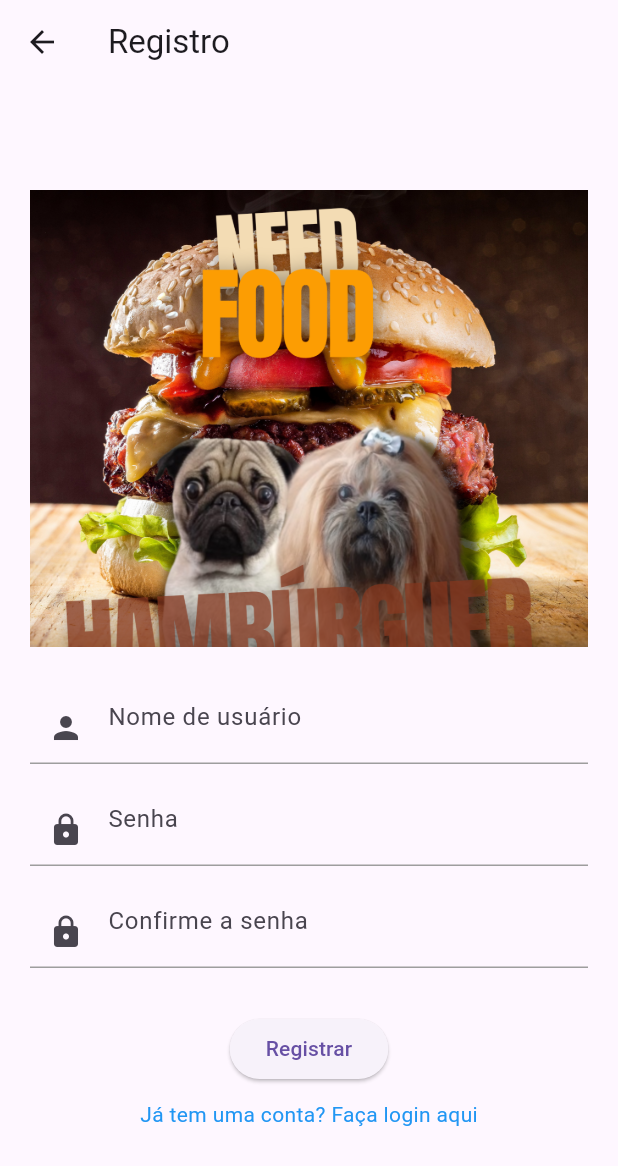
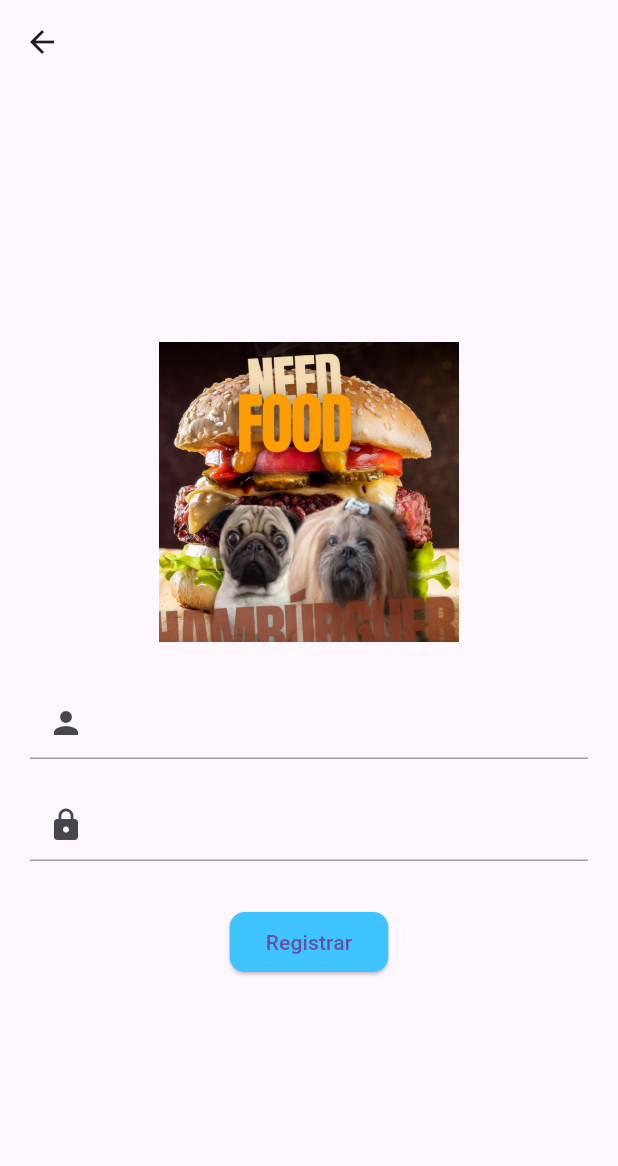
Before and after one commit to AndersonDutra7/DesenvolvimentoMobile, a Flutter app: the screen it shows after launch, after a tap on "Não tem uma conta? Cadastre-se aqui", on a phone screen of 412 x 824 dp. Shown: the top 1166 px of the screen. Run offline on Flutter 3.47's test engine with Material 3 defaults, Android fonts, the phone set to English and light mode, and no system bars.

Commit message:
Finalizado LoginPage

```diff
--- /dev/null
+++ b/need_food/lib/components/custom_button_ambar.dart
@@ -0,0 +1,34 @@
+import 'package:flutter/material.dart';
+
+class CustomButtonAmbar extends StatelessWidget {
+  final VoidCallback onPressed;
+  final String text;
+  final double height;
+  // final double width;
+
+  const CustomButtonAmbar({
+    required this.onPressed,
+    required this.text,
+    required this.height,
+    // required this.width,
+    super.key,
+  });
+
+  @override
+  Widget build(BuildContext context) {
+    return SizedBox(
+      height: height,
+      width: 200,
+      child: ElevatedButton(
+        onPressed: onPressed,
+        style: ElevatedButton.styleFrom(
+          backgroundColor: Colors.amberAccent[700],
+          shape: RoundedRectangleBorder(
+            borderRadius: BorderRadius.circular(10),
+          ),
+        ),
+        child: Text(text),
+      ),
+    );
+  }
+}
--- a/need_food/lib/views/login_page.dart
+++ b/need_food/lib/views/login_page.dart
@@ -1,60 +1,100 @@
 import 'package:flutter/material.dart';
+import 'package:need_food/components/custom_button_ambar.dart';
 import 'package:need_food/components/custom_text_field.dart';
-import 'package:need_food/views/register_page.dart'; // Corrigindo a importação aqui
+import 'package:need_food/views/register_page.dart';
 
 class LoginPage extends StatelessWidget {
-  const LoginPage({super.key}); // Corrigindo a definição do construtor
+  const LoginPage({super.key});
 
   @override
   Widget build(BuildContext context) {
+    double inputHeight = 40.0;
+    double buttonWidth = MediaQuery.of(context).size.width * 0.8;
+
     return Scaffold(
-      appBar: AppBar(
-        title: const Text('Login'),
+      resizeToAvoidBottomInset: false,
+      backgroundColor: Colors.transparent,
+      body: Stack(
+        fit: StackFit.expand,
+        children: [
+          Image.asset(
+            'lib/assets/logo.png',
+            fit: BoxFit.cover,
           ),
-      body: Center(
-        child: Padding(
+          Column(
+            mainAxisAlignment: MainAxisAlignment.center,
+            children: [
+              Padding(
                 padding: const EdgeInsets.all(20.0),
                 child: Column(
                   mainAxisAlignment: MainAxisAlignment.center,
                   children: [
-              Image.asset(
-                  'lib/assets/logo.png'), // Substitua 'assets/logo.png' pelo caminho da sua logo
-              const SizedBox(height: 20),
-              const CustomTextField(
+                    Container(
+                      decoration: BoxDecoration(
+                        color: Colors.white.withOpacity(0.7),
+                        borderRadius: BorderRadius.circular(10),
+                      ),
+                      child: SizedBox(
+                        width: buttonWidth,
+                        child: const CustomTextField(
                           hintText: 'Nome de usuário',
                           icon: Icons.person,
                         ),
-              const CustomTextField(
+                      ),
+                    ),
+                    const SizedBox(height: 10),
+                    Container(
+                      decoration: BoxDecoration(
+                        color: Colors.white.withOpacity(0.7),
+                        borderRadius: BorderRadius.circular(10),
+                      ),
+                      child: SizedBox(
+                        width: buttonWidth,
+                        child: const CustomTextField(
                           hintText: 'Senha',
                           icon: Icons.lock,
                           isPassword: true,
                         ),
-              const SizedBox(height: 20),
-              ElevatedButton(
+                      ),
+                    ),
+                    const SizedBox(
+                      height: 20,
+                    ),
+                    CustomButtonAmbar(
                       onPressed: () {
                         // Implemente a lógica de login aqui
                       },
-                child: const Text('Login'),
+                      text: 'Login',
+                      height: inputHeight * 1.2,
                     ),
                     const SizedBox(height: 10),
                     GestureDetector(
                       onTap: () {
-                  // Navegue para a página de cadastro quando clicar no link
                         Navigator.push(
                           context,
                           MaterialPageRoute(
-                        builder: (context) =>
-                            const RegistroPage()), // Corrigindo o nome da página aqui
+                            builder: (context) => const RegistroPage(),
+                          ),
                         );
                       },
+                      child: Container(
+                        decoration: BoxDecoration(
+                          color: Colors.black.withOpacity(0.5),
+                          borderRadius: BorderRadius.circular(10),
+                        ),
+                        padding: const EdgeInsets.all(8),
                         child: const Text(
                           'Não tem uma conta? Cadastre-se aqui',
-                  style: TextStyle(color: Colors.blue),
+                          style: TextStyle(color: Colors.white),
+                        ),
                       ),
                     ),
                   ],
                 ),
               ),
+            ],
+          ),
+        ],
       ),
     );
   }
--- a/need_food/lib/views/register_page.dart
+++ b/need_food/lib/views/register_page.dart
@@ -1,7 +1,5 @@
 import 'package:flutter/material.dart';
 import 'package:need_food/components/custom_text_field.dart';
-import 'package:need_food/views/login_page.dart';
-import 'login_page.dart'; // Importe a página de login aqui
 
 class RegistroPage extends StatelessWidget {
   const RegistroPage({super.key});
@@ -10,7 +8,7 @@ class RegistroPage extends StatelessWidget {
   Widget build(BuildContext context) {
     return Scaffold(
       appBar: AppBar(
-        title: const Text('Registro'),
+        title: const Text(''),
       ),
       body: Center(
         child: Padding(
@@ -18,19 +16,24 @@ class RegistroPage extends StatelessWidget {
           child: Column(
             mainAxisAlignment: MainAxisAlignment.center,
             children: [
-              Image.asset('lib/assets/logo.png'),
+              Container(
+                width: 200,
+                height: 200,
+                decoration: const BoxDecoration(
+                  shape: BoxShape.rectangle,
+                  image: DecorationImage(
+                    image: AssetImage('lib/assets/logo.png'),
+                    fit: BoxFit.cover,
+                  ),
+                ),
+              ),
               const SizedBox(height: 20),
               const CustomTextField(
-                hintText: 'Nome de usuário',
+                hintText: '',
                 icon: Icons.person,
               ),
               const CustomTextField(
-                hintText: 'Senha',
-                icon: Icons.lock,
-                isPassword: true,
-              ),
-              const CustomTextField(
-                hintText: 'Confirme a senha',
+                hintText: '',
                 icon: Icons.lock,
                 isPassword: true,
               ),
@@ -39,21 +42,13 @@ class RegistroPage extends StatelessWidget {
                 onPressed: () {
                   // Implemente a lógica de registro aqui
                 },
+                style: ElevatedButton.styleFrom(
+                  backgroundColor: Colors.lightBlueAccent,
+                  shape: RoundedRectangleBorder(
+                    borderRadius: BorderRadius.circular(10),
+                  ),
+                ),
                 child: const Text('Registrar'),
-              ),
-              const SizedBox(height: 10),
-              GestureDetector(
-                onTap: () {
-                  // Navegue para a página de login quando clicar no link
-                  Navigator.push(
-                    context,
-                    MaterialPageRoute(builder: (context) => const LoginPage()),
-                  );
-                },
-                child: const Text(
-                  'Já tem uma conta? Faça login aqui',
-                  style: TextStyle(color: Colors.blue),
-                ),
               ),
             ],
           ),
```
Lines whose indentation alone changed are shown as unchanged.
